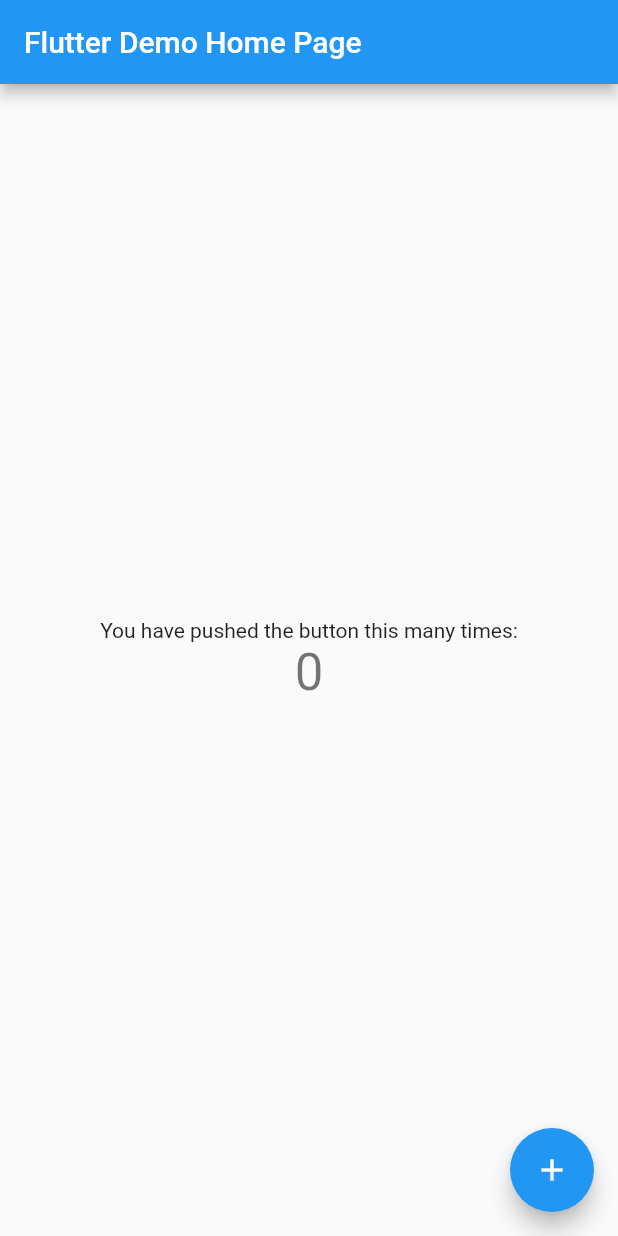
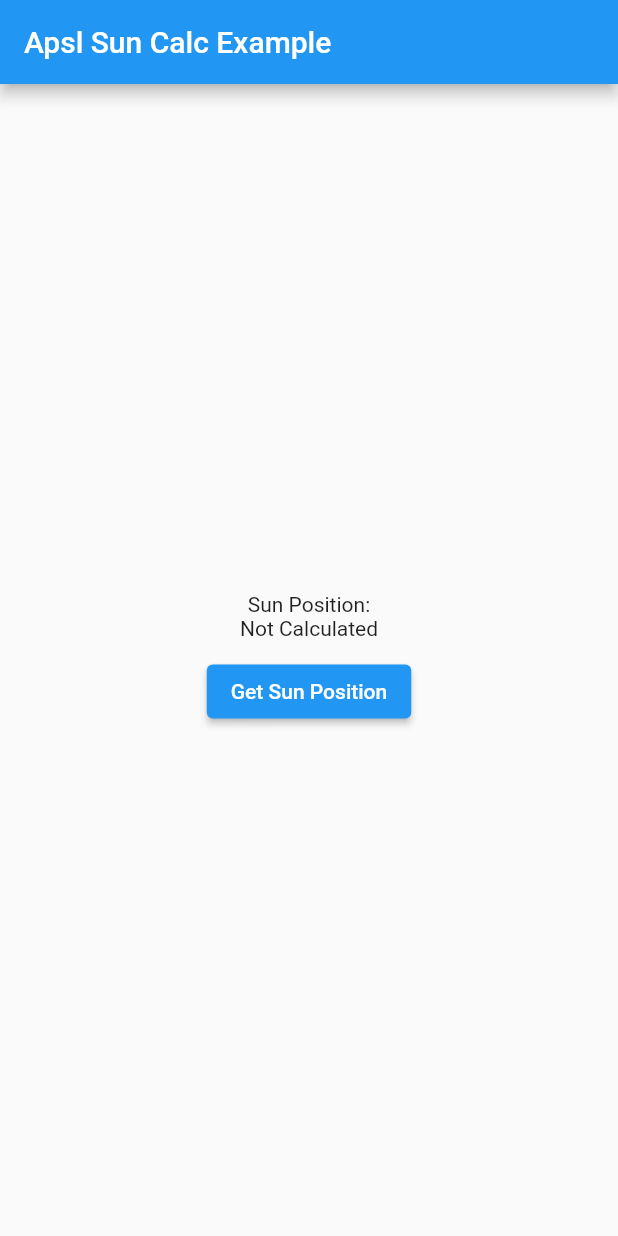
Before and after one commit to appstonelabgit/apsl_sun_calc, a Flutter app: the screen it shows after launch, on a phone screen of 412 x 824 dp. Run offline on Flutter 3.47's test engine with Material 2 defaults, Android fonts, the phone set to English and light mode, and no system bars; our stand-ins replace gap.

Commit message:
added example

```diff
--- a/example/lib/main.dart
+++ b/example/lib/main.dart
@@ -1,4 +1,6 @@
+import 'package:apsl_sun_calc/apsl_sun_calc.dart';
 import 'package:flutter/material.dart';
+import 'package:gap/gap.dart';
 
 void main() {
   runApp(const MyApp());
@@ -11,105 +13,57 @@ class MyApp extends StatelessWidget {
   @override
   Widget build(BuildContext context) {
     return MaterialApp(
-      title: 'Flutter Demo',
+      title: 'Apsl Sun Calc Example',
       theme: ThemeData(
-        // This is the theme of your application.
-        //
-        // Try running your application with "flutter run". You'll see the
-        // application has a blue toolbar. Then, without quitting the app, try
-        // changing the primarySwatch below to Colors.green and then invoke
-        // "hot reload" (press "r" in the console where you ran "flutter run",
-        // or simply save your changes to "hot reload" in a Flutter IDE).
-        // Notice that the counter didn't reset back to zero; the application
-        // is not restarted.
         primarySwatch: Colors.blue,
       ),
-      home: const MyHomePage(title: 'Flutter Demo Home Page'),
+      home: const HomePage(),
     );
   }
 }
 
-class MyHomePage extends StatefulWidget {
-  const MyHomePage({Key? key, required this.title}) : super(key: key);
-
-  // This widget is the home page of your application. It is stateful, meaning
-  // that it has a State object (defined below) that contains fields that affect
-  // how it looks.
-
-  // This class is the configuration for the state. It holds the values (in this
-  // case the title) provided by the parent (in this case the App widget) and
-  // used by the build method of the State. Fields in a Widget subclass are
-  // always marked "final".
-
-  final String title;
+class HomePage extends StatefulWidget {
+  const HomePage({super.key});
 
   @override
-  State<MyHomePage> createState() => _MyHomePageState();
+  State<HomePage> createState() => _HomePageState();
 }
 
-class _MyHomePageState extends State<MyHomePage> {
-  int _counter = 0;
-
-  void _incrementCounter() {
-    setState(() {
-      // This call to setState tells the Flutter framework that something has
-      // changed in this State, which causes it to rerun the build method below
-      // so that the display can reflect the updated values. If we changed
-      // _counter without calling setState(), then the build method would not be
-      // called again, and so nothing would appear to happen.
-      _counter++;
-    });
-  }
+class _HomePageState extends State<HomePage> {
+  dynamic sunPosition;
+  dynamic moonPosition;
 
   @override
   Widget build(BuildContext context) {
-    // This method is rerun every time setState is called, for instance as done
-    // by the _incrementCounter method above.
-    //
-    // The Flutter framework has been optimized to make rerunning build methods
-    // fast, so that you can just rebuild anything that needs updating rather
-    // than having to individually change instances of widgets.
     return Scaffold(
       appBar: AppBar(
-        // Here we take the value from the MyHomePage object that was created by
-        // the App.build method, and use it to set our appbar title.
-        title: Text(widget.title),
+        title: const Text("Apsl Sun Calc Example"),
       ),
       body: Center(
-        // Center is a layout widget. It takes a single child and positions it
-        // in the middle of the parent.
         child: Column(
-          // Column is also a layout widget. It takes a list of children and
-          // arranges them vertically. By default, it sizes itself to fit its
-          // children horizontally, and tries to be as tall as its parent.
-          //
-          // Invoke "debug painting" (press "p" in the console, choose the
-          // "Toggle Debug Paint" action from the Flutter Inspector in Android
-          // Studio, or the "Toggle Debug Paint" command in Visual Studio Code)
-          // to see the wireframe for each widget.
-          //
-          // Column has various properties to control how it sizes itself and
-          // how it positions its children. Here we use mainAxisAlignment to
-          // center the children vertically; the main axis here is the vertical
-          // axis because Columns are vertical (the cross axis would be
-          // horizontal).
           mainAxisAlignment: MainAxisAlignment.center,
-          children: <Widget>[
-            const Text(
-              'You have pushed the button this many times:',
+          children: [
+            Text(
+              "Sun Position:  \n${sunPosition ?? "Not Calculated"}",
+              style: Theme.of(context).textTheme.bodyMedium,
+              textAlign: TextAlign.center,
             ),
-            Text(
-              '$_counter',
-              style: Theme.of(context).textTheme.headline4,
+            const Gap(10),
+            ElevatedButton(
+              onPressed: () {
+                setState(() {
+                  sunPosition = SunCalc.getSunPosition(
+                    DateTime.now(),
+                    51.5,
+                    -0.1,
+                  );
+                });
+              },
+              child: const Text("Get Sun Position"),
             ),
           ],
         ),
       ),
-      floatingActionButton: FloatingActionButton(
-        onPressed: _incrementCounter,
-        tooltip: 'Increment',
-        child: const Icon(Icons.add),
-      ), // This trailing comma makes auto-formatting nicer for build methods.
     );
   }
 }
--- a/example/pubspec.yaml
+++ b/example/pubspec.yaml
@@ -18,7 +18,7 @@ publish_to: 'none' # Remove this line if you wish to publish to pub.dev
 version: 1.0.0+1
 
 environment:
-  sdk: ">=2.17.6 <3.0.0"
+  sdk: ">=2.17.6 <3.7.0"
 
 # Dependencies specify other packages that your package needs in order to work.
 # To automatically upgrade your package dependencies to the latest versions
@@ -31,6 +31,7 @@ dependencies:
     sdk: flutter
   apsl_sun_calc:
     path: ../
+  gap: ^3.0.1
 
 
   # The following adds the Cupertino Icons font to your application.
```
Also changed, not shown: pubspec.yaml (+37 -36 lines), example/pubspec.lock, 1 other file.
